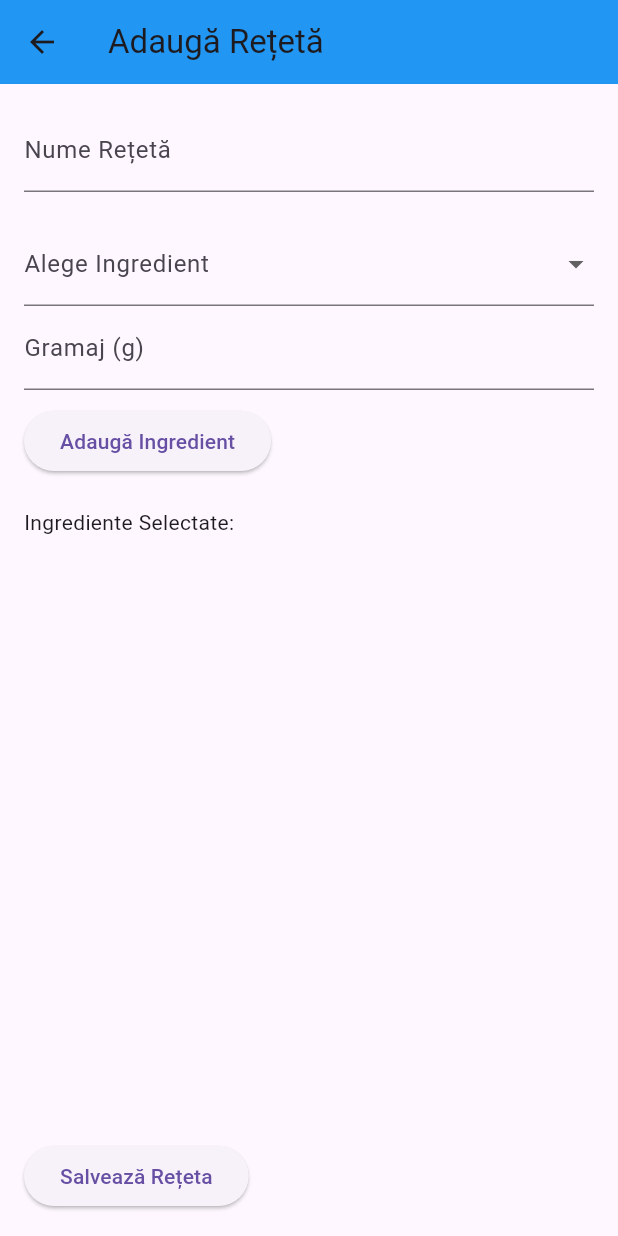
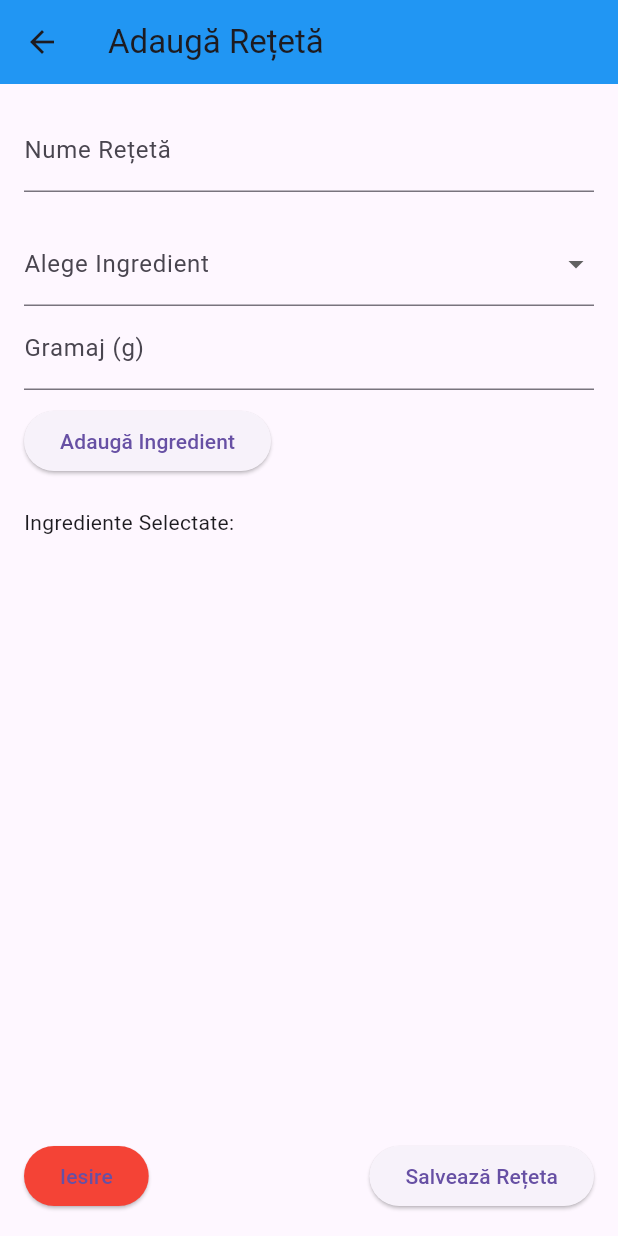
Before and after one commit to Celethealgolover/ProiectMDS2024, a Flutter app: the AdaugaReteta screen opened directly, on a phone screen of 412 x 824 dp. Run offline on Flutter 3.47's test engine with Material 3 defaults, Android fonts, the phone set to English and light mode, and no system bars.

Commit message:
Fix: Buton Iesire Meniu Adauga Reteta

```diff
--- a/caloriesense/lib/adauga/adaugareteta.dart
+++ b/caloriesense/lib/adauga/adaugareteta.dart
@@ -143,9 +143,23 @@ class _AdaugaRetetaState extends State<AdaugaReteta> {
                 },
               ),
               const Spacer(),
-              ElevatedButton(
-                onPressed: salveazaReteta,
-                child: const Text('Salvează Rețeta'),
+              Row(
+                mainAxisAlignment: MainAxisAlignment.spaceBetween,
+                children: [
+                  ElevatedButton(
+                    style:
+                        ElevatedButton.styleFrom(backgroundColor: Colors.red),
+                    onPressed: () {
+                      // Navighează înapoi fără a salva
+                      Navigator.pop(context);
+                    },
+                    child: const Text('Iesire'),
+                  ),
+                  ElevatedButton(
+                    onPressed: salveazaReteta,
+                    child: const Text('Salvează Rețeta'),
+                  ),
+                ],
               ),
             ],
           ),
```
